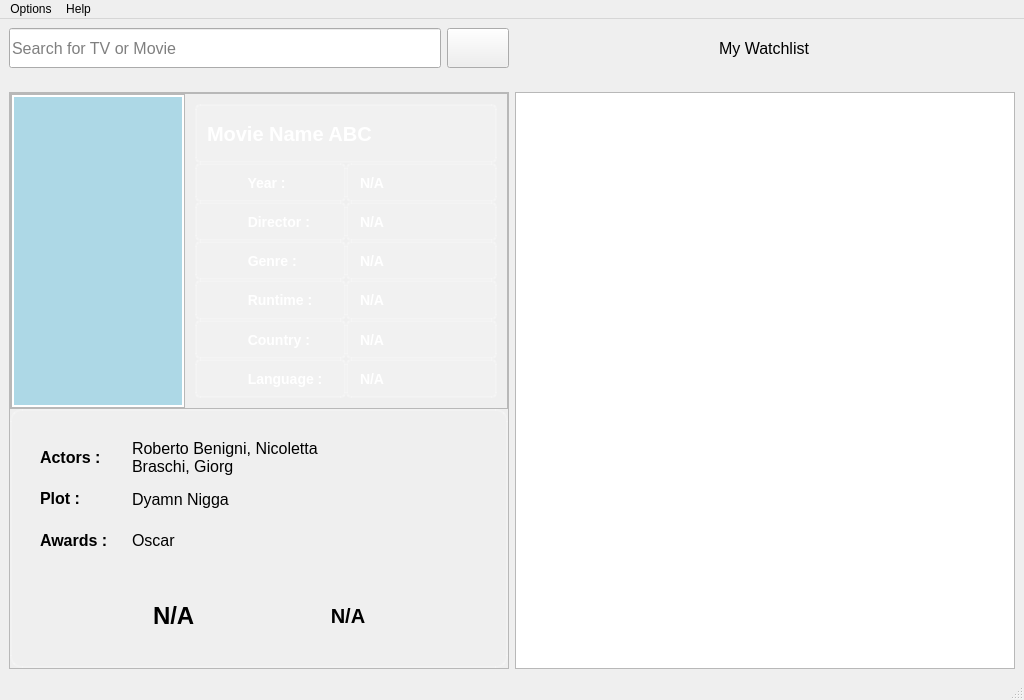
Qt form watchlist.ui (ImRIzo/Watchlist) before a commit.
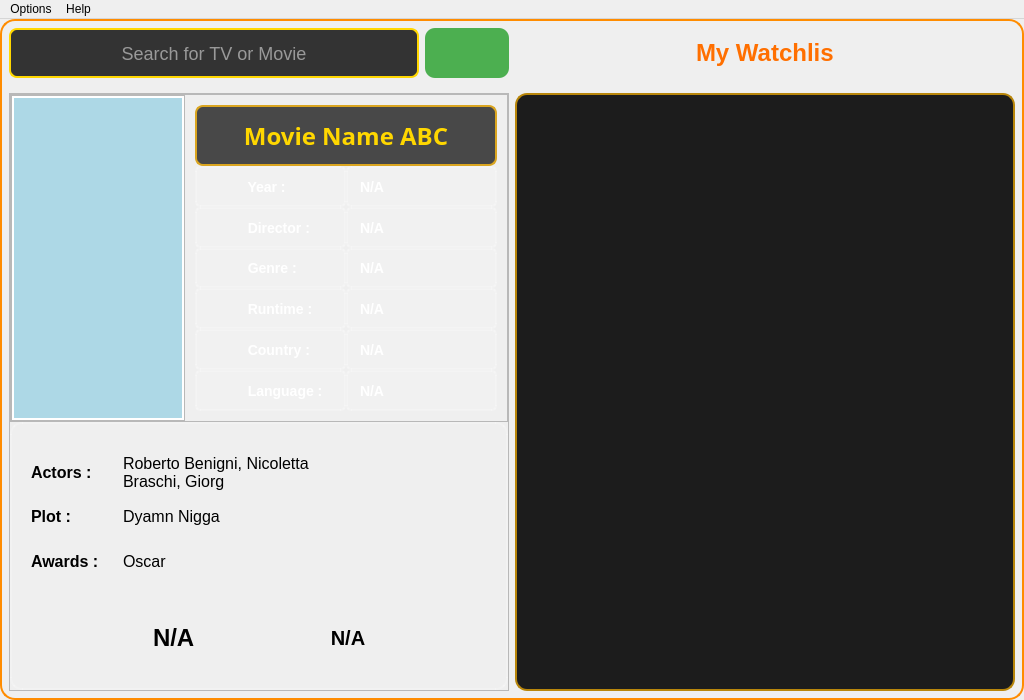
The same form after that commit. The open tabs and pages were chosen to show the change. Icons and pictures are not drawn.

```diff
--- a/watchlist.ui
+++ b/watchlist.ui
@@ -27,10 +27,13 @@
   </property>
   <widget class="QWidget" name="centralwidget">
    <property name="styleSheet">
-    <string notr="true">#centralwidget{
+    <string notr="true">#centralwidget {
     background: qlineargradient(x1:0, y1:0, x2:1, y2:1, 
-                                stop:0 rgba(0, 0, 0, 150), 
-                                stop:1 rgba(0, 0, 0, 0));
+                                stop:0 #0371C8,  /* Deep Orange */
+                                stop:1 #23A5E3); /* Soft Amber */
+    border: 2px solid #FF8C00; /* Warm orange border */
+    border-radius: 15px; /* Smooth rounded corners */
+    padding: 10px; /* Adds spacing inside */
 }
 </string>
    </property>
@@ -56,6 +59,12 @@
        </sizepolicy>
       </property>
       <layout class="QHBoxLayout" name="horizontalLayout_4" stretch="50,50">
+       <property name="leftMargin">
+        <number>9</number>
+       </property>
+       <property name="bottomMargin">
+        <number>0</number>
+       </property>
        <item>
         <widget class="QWidget" name="searchbox_widget" native="true">
          <property name="sizePolicy">
@@ -82,7 +91,7 @@
             <property name="minimumSize">
              <size>
               <width>0</width>
-              <height>40</height>
+              <height>50</height>
              </size>
             </property>
             <property name="baseSize">
@@ -93,12 +102,38 @@
             </property>
             <property name="font">
              <font>
-              <pointsize>12</pointsize>
+              <pointsize>-1</pointsize>
              </font>
             </property>
             <property name="contextMenuPolicy">
              <enum>Qt::ContextMenuPolicy::DefaultContextMenu</enum>
             </property>
+            <property name="styleSheet">
+             <string notr="true">QLineEdit {
+    font-size: 18px;  /* Readable font size */
+    color: white;  /* White text for clarity */
+    background-color: rgba(30, 30, 30, 0.9);  /* Dark background for a sleek look */
+    border: 2px solid #FFD700;  /* Gold border for a premium feel */
+    border-radius: 8px;  /* Soft rounded edges */
+    padding: 8px 12px;  /* Comfortable padding */
+    selection-background-color: #FFD700;  /* Gold highlight for selected text */
+    selection-color: black;  /* High contrast for readability */
+}
+
+QLineEdit:focus {
+    border: 2px solid #FFA500;  /* Orange glow effect when focused */
+    background-color: rgba(50, 50, 50, 0.9);  /* Slightly lighter when active */
+}
+
+QLineEdit::placeholder {
+    color: #CCCCCC;  /* Light gray placeholder text */
+    font-style: italic;  /* Subtle style difference */
+}
+</string>
+            </property>
+            <property name="alignment">
+             <set>Qt::AlignmentFlag::AlignCenter</set>
+            </property>
             <property name="placeholderText">
              <string>Search for TV or Movie</string>
             </property>
@@ -108,15 +143,40 @@
            <widget class="QPushButton" name="searchBtn">
             <property name="minimumSize">
              <size>
-              <width>40</width>
-              <height>40</height>
+              <width>50</width>
+              <height>50</height>
              </size>
             </property>
             <property name="font">
              <font>
-              <pointsize>15</pointsize>
+              <pointsize>-1</pointsize>
              </font>
             </property>
+            <property name="cursor">
+             <cursorShape>PointingHandCursor</cursorShape>
+            </property>
+            <property name="styleSheet">
+             <string notr="true">QPushButton {
+    background-color: #4CAF50;  /* Green background */
+    border: none;
+    border-radius: 10px;  /* Rounded corners for a soft square look */
+    padding: 10px;  /* Spacing inside the button */
+    color: white;  /* Text color */
+    font-size: 24px;  /* Font size */
+    cursor: pointer;  /* Indicates the button is clickable */
+}
+
+QPushButton:hover {
+    background-color: #45a049;  /* Slightly darker green on hover */
+}
+
+QPushButton:pressed {
+    background-color: #388e3c;  /* Even darker green when pressed */
+}
+
+
+</string>
+            </property>
             <property name="text">
              <string/>
             </property>
@@ -159,11 +219,21 @@
             </property>
             <property name="font">
              <font>
-              <pointsize>12</pointsize>
+              <family>Yu Gothic UI</family>
+              <pointsize>-1</pointsize>
+              <bold>true</bold>
              </font>
             </property>
+            <property name="styleSheet">
+             <string notr="true">QLabel {
+    font-size: 24px;  /* Larger font size for prominence */
+    font-weight: bold;  /* Bold text to highlight the title */
+    color: #FF6F00;  /* Warm, inviting orange color */
+}
+</string>
+            </property>
             <property name="text">
-             <string>My Watchlist</string>
+             <string>My Watchlis</string>
             </property>
            </widget>
           </item>
@@ -428,14 +498,6 @@
     border: 2px solid rgba(255, 255, 255, 0.2); /* Prevents border overlap */
 }
 
-/* Grid Button Styling */
-QPushButton {
-    background: qlineargradient(x1:0, y1:0, x2:1, y2:1, 
-                                stop:0 #4A90E2, 
-                                stop:1 #1C62B9);
-    border: 2px solid #357ABD;
-    padding: 10px;
-}
 
 QPushButton:hover {
     background: qlineargradient(x1:0, y1:0, x2:1, y2:1, 
@@ -449,30 +511,10 @@
     border: 2px solid #0E4A91;
 }
 
-/* Text Input Fields */
-QLineEdit {
-    background: rgba(255, 255, 255, 0.2);
-    border: 2px solid #5A89C4;
-    padding: 6px;
-}
 
-/* Table/Grid View */
-QTableView {
-    background: rgba(255, 255, 255, 0.05);
-    border: 2px solid #357ABD; /* Proper spacing */
-    gridline-color: #5A89C4;
-    color: white;
-    selection-background-color: #357ABD;
-}
 
-/* Table Header */
-QHeaderView::section {
-    background: #1C62B9;
-    color: white;
-    font-weight: bold;
-    padding: 6px;
-    border: 2px solid #357ABD;
-}
+
+
 </string>
                      </property>
                      <property name="frameShape">
@@ -501,17 +543,22 @@
                        <widget class="QLabel" name="_title">
                         <property name="font">
                          <font>
+                          <family>Cinematic</family>
                           <pointsize>-1</pointsize>
                           <bold>true</bold>
                          </font>
                         </property>
                         <property name="styleSheet">
                          <string notr="true">QLabel#_title {
-    font-size: 20px;  /* Adjust the size as needed */
+    font-size: 24px;  /* Slightly larger for emphasis */
     font-weight: bold;
-    color: White;  /* Dark blue shade */
+    color: #FFD700;  /* Gold color for a premium look */
     text-align: center;
-    padding: 5px;
+    padding: 10px;
+    background-color: rgba(0, 0, 0, 0.7);  /* Subtle black overlay for contrast */
+    border-radius: 8px;  /* Rounded edges for a modern look */
+    border: 2px solid #DAA520;  /* Golden border for a classy feel */
+    font-family: &quot;Cinematic&quot;, &quot;Arial&quot;, sans-serif; /* Try to use a movie-style font */
 }
 </string>
                         </property>
@@ -519,10 +566,10 @@
                          <string>Movie Name ABC</string>
                         </property>
                         <property name="alignment">
-                         <set>Qt::AlignmentFlag::AlignLeading|Qt::AlignmentFlag::AlignLeft|Qt::AlignmentFlag::AlignVCenter</set>
+                         <set>Qt::AlignmentFlag::AlignCenter</set>
                         </property>
                         <property name="wordWrap">
-                         <bool>false</bool>
+                         <bool>true</bool>
                         </property>
                        </widget>
                       </item>
@@ -787,13 +834,13 @@
                     <widget class="QWidget" name="up_d" native="true">
                      <layout class="QHBoxLayout" name="horizontalLayout_10" stretch="10,60,30">
                       <property name="leftMargin">
-                       <number>9</number>
+                       <number>0</number>
                       </property>
                       <property name="topMargin">
-                       <number>9</number>
+                       <number>10</number>
                       </property>
                       <property name="rightMargin">
-                       <number>9</number>
+                       <number>0</number>
                       </property>
                       <property name="bottomMargin">
                        <number>9</number>
@@ -845,6 +892,9 @@
                       </item>
                       <item>
                        <widget class="QWidget" name="righty" native="true">
+                        <property name="styleSheet">
+                         <string notr="true"/>
+                        </property>
                         <layout class="QVBoxLayout" name="verticalLayout_6">
                          <item>
                           <widget class="QLabel" name="_actors">
@@ -1362,7 +1412,11 @@
          <item>
           <widget class="QListView" name="listview_saved">
            <property name="styleSheet">
-            <string notr="true"/>
+            <string notr="true">    background-color: #1C1C1C; /* Dark theme */
+    border: 2px solid #B8860B; /* Deep gold border for a premium feel */
+    border-radius: 12px; /* Smooth rounded corners */
+    color: #E0E0E0; /* Light gray text for readability */
+    font-size: 16px;</string>
            </property>
           </widget>
          </item>
@@ -1402,7 +1456,6 @@
    <addaction name="menuFile"/>
    <addaction name="menuHelp"/>
   </widget>
-  <widget class="QStatusBar" name="statusbar"/>
   <action name="actionLoad_Local_Data">
    <property name="text">
     <string>Load Local Data</string>
```
Left out of the diff: 21 changed lines with no effect on the pictures.
